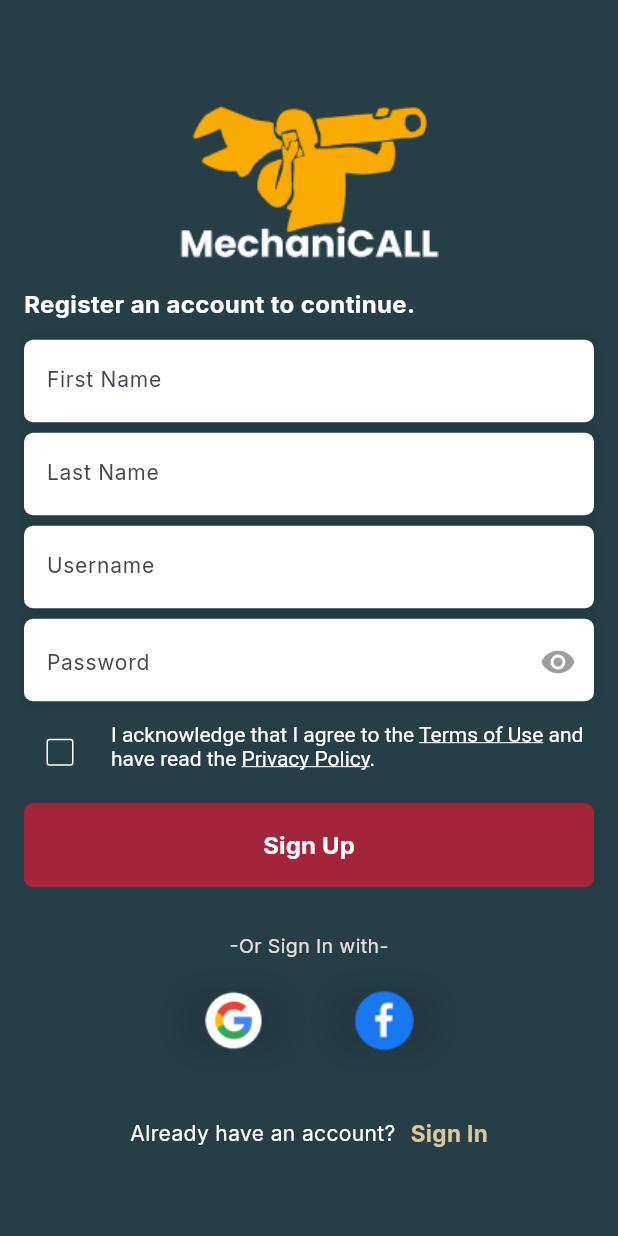
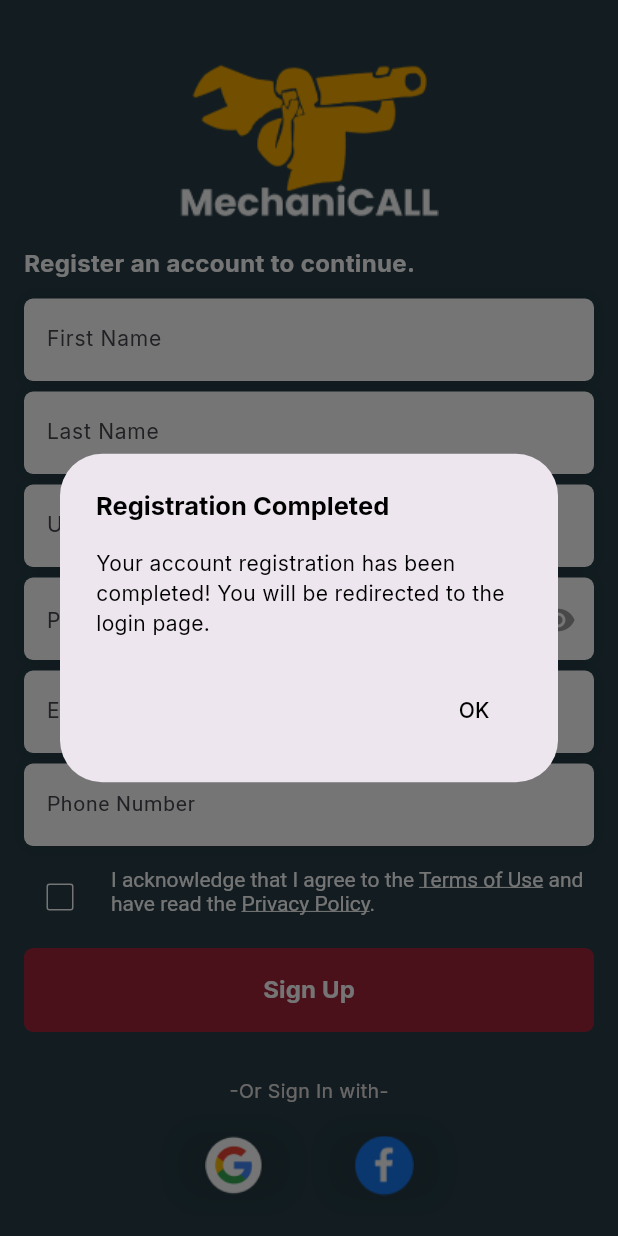
Before and after one commit to harleymamalias/mechanicall_app, a Flutter app: the VehicleOwnerRegistrationPage screen opened directly, after a tap on "Sign Up", on a phone screen of 412 x 824 dp. Run offline on Flutter 3.47's test engine with Material 2 defaults, Android fonts, the phone set to English and light mode, and no system bars; our stand-ins replace flutter_svg, get, google_fonts.

```diff
--- a/lib/login_and_registration/vehicle_owner_registration.dart
+++ b/lib/login_and_registration/vehicle_owner_registration.dart
@@ -1,10 +1,13 @@
 import 'package:flutter/material.dart';
 import 'package:google_fonts/google_fonts.dart';
 import 'package:mechanicall_app/login_and_registration/user_login_page.dart';
-import 'package:mechanicall_app/widgets/password_input_field.dart';
+import 'package:mechanicall_app/widgets/input_fields/email_address_input_field.dart';
+import 'package:mechanicall_app/widgets/input_fields/password_input_field.dart';
+import 'package:mechanicall_app/widgets/input_fields/phone_number_input_field.dart';
+import 'package:mechanicall_app/widgets/registration_completed_message.dart';
 import 'package:mechanicall_app/widgets/social_media.dart';
 import 'package:mechanicall_app/widgets/terms_and_conditions.dart';
-import 'package:mechanicall_app/widgets/text_input_field.dart';
+import 'package:mechanicall_app/widgets/input_fields/text_input_field.dart';
 
 class VehicleOwnerRegistrationPage extends StatefulWidget {
   const VehicleOwnerRegistrationPage({super.key});
@@ -16,13 +19,14 @@
 
 class _VehicleOwnerRegistrationPageState
     extends State<VehicleOwnerRegistrationPage> {
+  final TextEditingController usernameController = TextEditingController();
+  final TextEditingController passwordController = TextEditingController();
   final TextEditingController firstnameController = TextEditingController();
   final TextEditingController lastnameController = TextEditingController();
-  final TextEditingController usernameController = TextEditingController();
-  final TextEditingController passwordController = TextEditingController();
+  final TextEditingController emailController = TextEditingController();
+  final TextEditingController phoneNumberController = TextEditingController();
 
   bool? isChecked = false;
-
 
   @override
   Widget build(BuildContext context) {
@@ -71,7 +75,6 @@
                         TextInputField(
                           controller: firstnameController,
                           textPlaceHolder: 'First Name',
-                          obscureText: false,
                           textInputType: TextInputType.text,
                         ),
                         const SizedBox(
@@ -80,7 +83,6 @@
                         TextInputField(
                           controller: lastnameController,
                           textPlaceHolder: 'Last Name',
-                          obscureText: false,
                           textInputType: TextInputType.text,
                         ),
                         const SizedBox(
@@ -89,7 +91,6 @@
                         TextInputField(
                           controller: usernameController,
                           textPlaceHolder: 'Username',
-                          obscureText: false,
                           textInputType: TextInputType.text,
                         ),
                         const SizedBox(
@@ -99,6 +100,22 @@
                           controller: passwordController,
                           textPlaceHolder: 'Password',
                           textInputType: TextInputType.text,
+                        ),
+                        const SizedBox(
+                          height: 7,
+                        ),
+                        EmailInputField(
+                          controller: emailController,
+                          textPlaceHolder: 'Email',
+                          textInputType: TextInputType.emailAddress,
+                        ),
+                        const SizedBox(
+                          height: 7,
+                        ),
+                        PhoneNumberInputField(
+                          controller: phoneNumberController,
+                          textPlaceHolder: 'Phone Number',
+                          textInputType: TextInputType.phone,
                         ),
                         const SizedBox(
                           height: 10,
@@ -128,7 +145,7 @@
                                     context,
                                     MaterialPageRoute(
                                       builder: (context) =>
-                                          TermsAndConditionsAndPrivacyPolicy(),
+                                          const TermsAndConditionsAndPrivacyPolicy(),
                                     ),
                                   );
                                 },
@@ -175,28 +192,7 @@
                         const SizedBox(
                           height: 10,
                         ),
-                        TextButton(
-                          onPressed: () {},
-                          style: TextButton.styleFrom(
-                            backgroundColor: const Color(0xffA4243B),
-                            shape: RoundedRectangleBorder(
-                              borderRadius: BorderRadius.circular(6),
-                            ),
-                            elevation: 10,
-                          ),
-                          child: Container(
-                            alignment: Alignment.center,
-                            height: 40,
-                            child: Text(
-                              'Sign Up',
-                              style: GoogleFonts.inter(
-                                fontSize: 16,
-                                fontWeight: FontWeight.bold,
-                                color: Colors.white,
-                              ),
-                            ),
-                          ),
-                        ),
+                        const RegistrationCompletedMessage(),
                         const SizedBox(
                           height: 30,
                         ),
--- /dev/null
+++ b/lib/widgets/registration_completed_message.dart
@@ -0,0 +1,86 @@
+import 'package:flutter/material.dart';
+import 'package:google_fonts/google_fonts.dart';
+import 'package:mechanicall_app/login_and_registration/user_login_page.dart';
+
+class RegistrationCompletedMessage extends StatelessWidget {
+  const RegistrationCompletedMessage({
+    super.key,
+  });
+
+  @override
+  Widget build(BuildContext context) {
+    return TextButton(
+      onPressed: () {
+        showDialog(
+          context: context,
+          builder: (BuildContext context) {
+            return AlertDialog(
+              title: Text(
+                'Registration Completed',
+                style: GoogleFonts.inter(
+                  textStyle: const TextStyle(
+                    color: Colors.black,
+                    fontSize: 17,
+                    fontWeight: FontWeight.bold,
+                  ),
+                ),
+              ),
+              content: Text(
+                'Your account registration has been completed! You will be redirected to the login page.',
+                style: GoogleFonts.inter(
+                  textStyle: const TextStyle(
+                    color: Colors.black,
+                    fontSize: 14,
+                  ),
+                ),
+              ),
+              actions: [
+                TextButton(
+                  onPressed: () {
+                    Navigator.of(context).pop();
+                    Navigator.push(
+                      context,
+                      MaterialPageRoute(
+                        builder: (context) =>
+                            UserLoginPage(),
+                      ),
+                    );
+                  },
+                  child: Text(
+                    'OK',
+                    style: GoogleFonts.inter(
+                      textStyle: const TextStyle(
+                        color: Colors.black,
+                        fontWeight: FontWeight.w500,
+                        fontSize: 14,
+                      ),
+                    ),
+                  ),
+                ),
+              ],
+            );
+          },
+        );
+      },
+      style: TextButton.styleFrom(
+        backgroundColor: const Color(0xffA4243B),
+        shape: RoundedRectangleBorder(
+          borderRadius: BorderRadius.circular(6),
+        ),
+        elevation: 10,
+      ),
+      child: Container(
+        alignment: Alignment.center,
+        height: 40,
+        child: Text(
+          'Sign Up',
+          style: GoogleFonts.inter(
+            fontSize: 16,
+            fontWeight: FontWeight.bold,
+            color: Colors.white,
+          ),
+        ),
+      ),
+    );
+  }
+}
--- a/pubspec.yaml
+++ b/pubspec.yaml
@@ -37,6 +37,8 @@
   get: ^4.6.6
   flutter_svg: ^2.0.9
   google_fonts: ^6.1.0
+  image_picker: ^1.0.4
+  multiple_images_picker: ^1.0.1
 
 dev_dependencies:
   flutter_test:
```
Also changed, not shown: lib/login_and_registration/create_account_options.dart (+6 -6 lines), lib/login_and_registration/service_provider_registration.dart (+268 -0 lines), lib/login_and_registration/user_login_page.dart (+46 -4 lines), lib/main.dart (+7 -2 lines), pubspec.lock, 1 other file.
